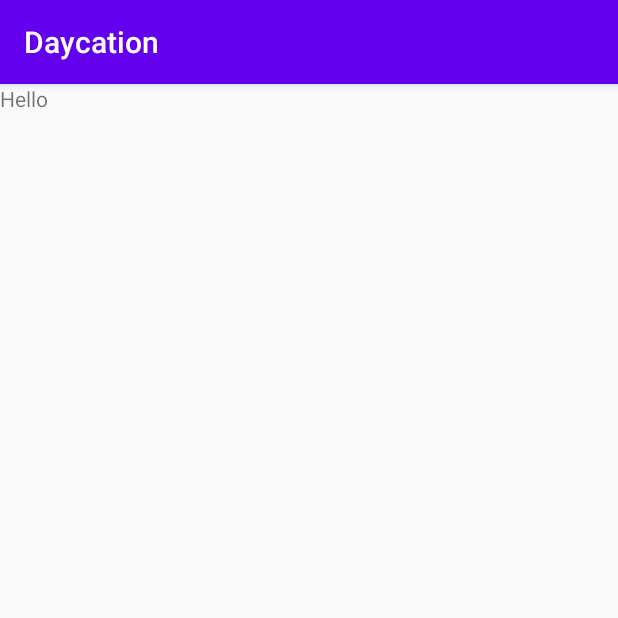
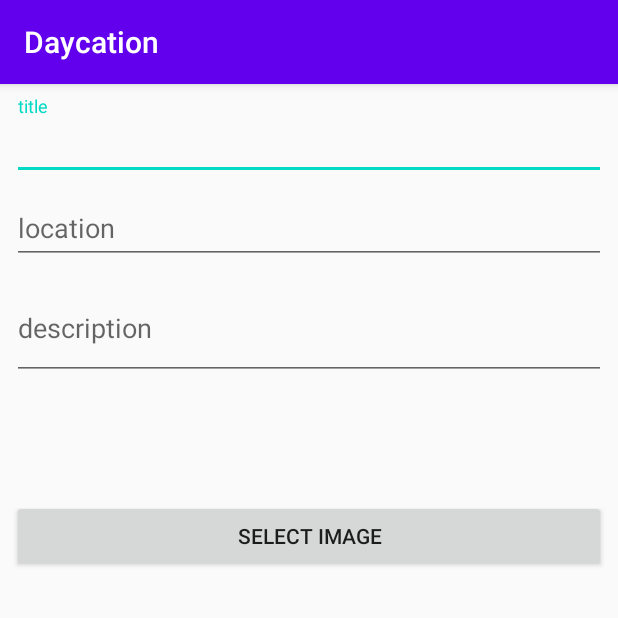
Before and after one commit to gassajor000/daycation, an Android app: the fragment CreateTripFragment shown on its own in the app's theme, on a phone screen of 412 x 824 dp, the top half of it. Run offline under Robolectric (Android 15) with nearby library versions, the phone set to English and light mode, and no system bars; our stand-ins replace data binding; 2 statements that could not run were skipped.

Commit message:
Create view model for createTripFragment. Add text fields to layout.

```diff
--- a/app/src/main/java/com/tripdazzle/daycation/ui/CreateTripViewModel.java
+++ /dev/null
@@ -1,7 +0,0 @@
-package com.tripdazzle.daycation.ui;
-
-import androidx.lifecycle.ViewModel;
-
-public class CreateTripViewModel extends ViewModel {
-    // TODO: Implement the ViewModel
-}
--- a/app/src/main/java/com/tripdazzle/daycation/ui/CreateTripFragment.java
+++ b/app/src/main/java/com/tripdazzle/daycation/ui/createtrip/CreateTripFragment.java
@@ -1,16 +1,19 @@
-package com.tripdazzle.daycation.ui;
+package com.tripdazzle.daycation.ui.createtrip;
 
 import android.os.Bundle;
+import android.util.Log;
 import android.view.LayoutInflater;
 import android.view.View;
 import android.view.ViewGroup;
 
 import androidx.annotation.NonNull;
 import androidx.annotation.Nullable;
+import androidx.databinding.DataBindingUtil;
 import androidx.fragment.app.Fragment;
 import androidx.lifecycle.ViewModelProviders;
 
 import com.tripdazzle.daycation.R;
+import com.tripdazzle.daycation.databinding.FragmentCreateTripBinding;
 
 public class CreateTripFragment extends Fragment {
 
@@ -23,13 +26,26 @@ public class CreateTripFragment extends Fragment {
     @Override
     public View onCreateView(@NonNull LayoutInflater inflater, @Nullable ViewGroup container,
                              @Nullable Bundle savedInstanceState) {
-        return inflater.inflate(R.layout.fragment_create_trip, container, false);
+        mViewModel = ViewModelProviders.of(this).get(CreateTripViewModel.class);
+
+        FragmentCreateTripBinding binding = DataBindingUtil.inflate(inflater, R.layout.fragment_create_trip, container, false);
+        binding.setViewModel(mViewModel);
+        binding.setLifecycleOwner(this);
+        View view = binding.getRoot();
+
+        view.findViewById(R.id.createTripSelectImageButton).setOnClickListener(new View.OnClickListener() {
+            @Override
+            public void onClick(View v) {
+                Log.i("CreateTripFragment", "select trip image clicked");
+            }
+        });
+
+        return view;
     }
 
     @Override
     public void onActivityCreated(@Nullable Bundle savedInstanceState) {
         super.onActivityCreated(savedInstanceState);
-        mViewModel = ViewModelProviders.of(this).get(CreateTripViewModel.class);
     }
 
 }
--- /dev/null
+++ b/app/src/main/java/com/tripdazzle/daycation/ui/createtrip/CreateTripViewModel.java
@@ -0,0 +1,89 @@
+package com.tripdazzle.daycation.ui.createtrip;
+
+import androidx.databinding.BaseObservable;
+import androidx.databinding.Bindable;
+import androidx.databinding.library.baseAdapters.BR;
+import androidx.lifecycle.MutableLiveData;
+import androidx.lifecycle.ViewModel;
+
+import com.tripdazzle.daycation.models.Activity;
+import com.tripdazzle.daycation.models.BitmapImage;
+import com.tripdazzle.daycation.models.Creator;
+import com.tripdazzle.daycation.models.Trip;
+
+import java.util.ArrayList;
+
+public class CreateTripViewModel extends ViewModel {
+    private TripModel trip = new TripModel();
+
+    public Trip makeTrip(){
+        return trip.makeTrip();
+    }
+
+    public TripModel getTrip() {
+        return trip;
+    }
+
+    public class TripModel extends BaseObservable{
+        @Bindable
+        private String title = "";
+        private MutableLiveData<Creator> creator = new MutableLiveData<>();
+        @Bindable
+        private String description = "";
+        @Bindable
+        private String location = "";
+        private MutableLiveData<BitmapImage> mainImage = new MutableLiveData<>();
+        private MutableLiveData<Activity> activities = new MutableLiveData<>();
+
+        public MutableLiveData<Creator> getCreator() {
+            return creator;
+        }
+        public void setCreator(MutableLiveData<Creator> creator) {
+            this.creator = creator;
+        }
+
+        public String getDescription() {
+            return description;
+        }
+
+        public void setDescription(String description) {
+            this.description = description;
+        }
+
+        public String getLocation() {
+            return location;
+        }
+
+        public void setLocation(String location) {
+            this.location = location;
+        }
+
+        public MutableLiveData<BitmapImage> getMainImage() {
+            return mainImage;
+        }
+        public void setMainImage(MutableLiveData<BitmapImage> mainImage) {
+            this.mainImage = mainImage;
+        }
+
+        public MutableLiveData<Activity> getActivities() {
+            return activities;
+        }
+        public void setActivities(MutableLiveData<Activity> activities) {
+            this.activities = activities;
+        }
+
+        public String getTitle() {
+            return title;
+        }
+
+        public void setTitle(String title) {
+            this.title = title;
+            notifyPropertyChanged(BR.title);
+        }
+
+        public Trip makeTrip(){
+            Activity[] activities = {};
+            return new Trip(title, -1, description, location, activities, 0f, new ArrayList<Integer>(), creator.getValue(), mainImage.getValue());
+        }
+    }
+}
--- a/app/src/main/res/layout/fragment_create_trip.xml
+++ b/app/src/main/res/layout/fragment_create_trip.xml
@@ -1,13 +1,71 @@
 <?xml version="1.0" encoding="utf-8"?>
-<FrameLayout xmlns:android="http://schemas.android.com/apk/res/android"
-    xmlns:tools="http://schemas.android.com/tools"
-    android:layout_width="match_parent"
-    android:layout_height="match_parent"
-    tools:context=".ui.CreateTripFragment">
+<layout xmlns:android="http://schemas.android.com/apk/res/android">
 
-    <TextView
+    <data>
+        <variable
+            name="viewModel"
+            type="com.tripdazzle.daycation.ui.createtrip.CreateTripViewModel" />
+    </data>
+
+    <LinearLayout
         android:layout_width="match_parent"
         android:layout_height="match_parent"
-        android:text="Hello" />
+        android:layout_margin="8dp"
+        android:orientation="vertical">
 
-</FrameLayout>
+        <com.google.android.material.textfield.TextInputLayout
+            android:layout_width="match_parent"
+            android:layout_height="wrap_content">
+
+            <com.google.android.material.textfield.TextInputEditText
+                android:id="@+id/createTripTitle"
+                android:layout_width="match_parent"
+                android:layout_height="wrap_content"
+                android:hint="title"
+                android:text="@={viewModel.trip.title}" />
+
+        </com.google.android.material.textfield.TextInputLayout>
+
+        <com.google.android.material.textfield.TextInputLayout
+            android:layout_width="match_parent"
+            android:layout_height="wrap_content">
+
+            <com.google.android.material.textfield.TextInputEditText
+                android:id="@+id/createTripLocation"
+                android:layout_width="match_parent"
+                android:layout_height="wrap_content"
+                android:hint="location"
+                android:text="@={viewModel.trip.location}" />
+
+        </com.google.android.material.textfield.TextInputLayout>
+
+        <com.google.android.material.textfield.TextInputLayout
+            android:layout_width="match_parent"
+            android:layout_height="wrap_content">
+
+            <com.google.android.material.textfield.TextInputEditText
+                android:id="@+id/createTripDescription"
+                android:layout_width="match_parent"
+                android:layout_height="wrap_content"
+                android:hint="description"
+                android:maxLines="5"
+                android:minLines="2"
+                android:singleLine="false"
+                android:text="@={viewModel.trip.description}" />
+
+        </com.google.android.material.textfield.TextInputLayout>
+
+        <ImageView
+            android:id="@+id/imageView4"
+            android:layout_width="100dp"
+            android:layout_height="80dp"
+            android:src='@{viewModel.trip.mainImage.getDrawable(context), default="@drawable/side_nav_bar"}' />
+
+        <Button
+            android:id="@+id/createTripSelectImageButton"
+            android:layout_width="match_parent"
+            android:layout_height="wrap_content"
+            android:text="Select Image" />
+
+    </LinearLayout>
+</layout>
--- a/app/src/main/res/navigation/mobile_navigation.xml
+++ b/app/src/main/res/navigation/mobile_navigation.xml
@@ -76,7 +76,7 @@
     </fragment>
     <fragment
         android:id="@+id/nav_createTrip"
-        android:name="com.tripdazzle.daycation.ui.CreateTripFragment"
+        android:name="com.tripdazzle.daycation.ui.createtrip.CreateTripFragment"
         android:label="fragment_create_trip"
         tools:layout="@layout/fragment_create_trip" />
 </navigation>
```
